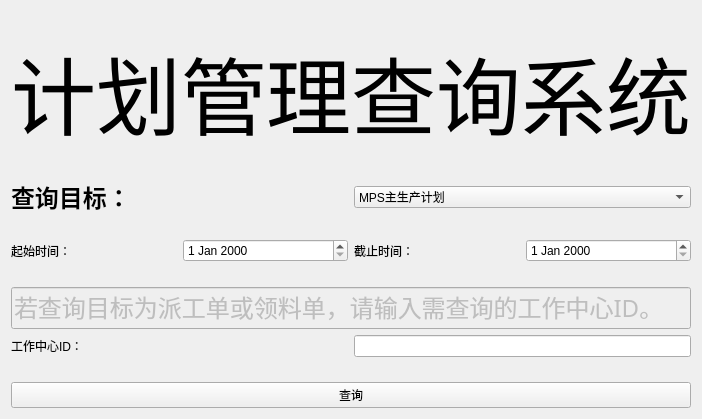
This is jh/code/window_chaxun.ui in joker20020/ERP as Qt 5 draws it before an edit. The edited form follows.
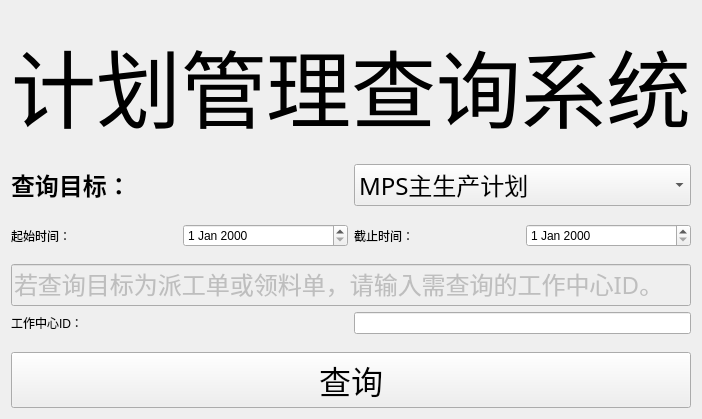
This is the edited form. Custom widgets are drawn as their Qt base class.

What changed in the file:
```diff
--- a/jh/code/window_chaxun.ui
+++ b/jh/code/window_chaxun.ui
@@ -6,7 +6,7 @@
    <rect>
     <x>0</x>
     <y>0</y>
-    <width>545</width>
+    <width>698</width>
     <height>419</height>
    </rect>
   </property>
@@ -43,7 +43,7 @@
      </property>
      <property name="font">
       <font>
-       <family>Baoli SC</family>
+       <family>隶书</family>
        <pointsize>64</pointsize>
       </font>
      </property>
@@ -102,6 +102,14 @@
        <property name="enabled">
         <bool>true</bool>
        </property>
+       <property name="font">
+        <font>
+         <family>STKaiti</family>
+         <pointsize>18</pointsize>
+         <italic>false</italic>
+         <bold>false</bold>
+        </font>
+       </property>
        <property name="styleSheet">
         <string notr="true">font: 18pt &quot;STKaiti&quot;;</string>
        </property>
@@ -290,6 +298,14 @@
     <layout class="QHBoxLayout" name="horizontalLayout_5">
      <item>
       <widget class="PrimaryPushButton" name="pushButton">
+       <property name="font">
+        <font>
+         <family>STKaiti</family>
+         <pointsize>24</pointsize>
+         <italic>false</italic>
+         <bold>false</bold>
+        </font>
+       </property>
        <property name="styleSheet">
         <string notr="true">font: 24pt &quot;STKaiti&quot;;</string>
        </property>
```
Left out of the diff: 2 changed lines with no effect on the pictures.
